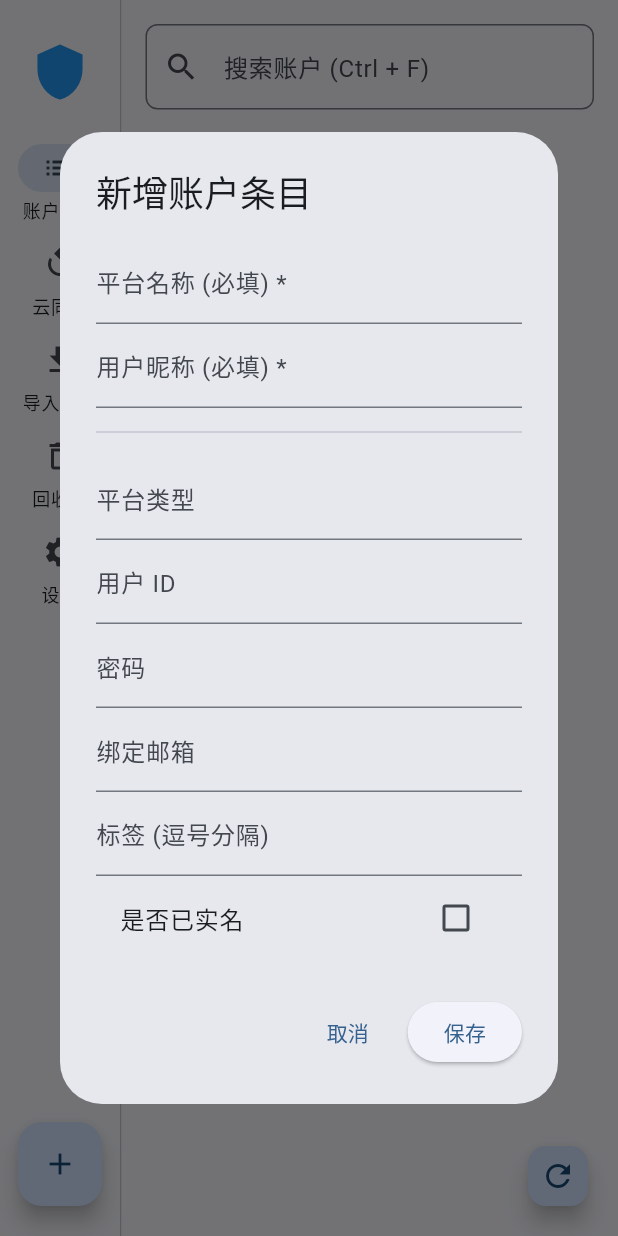
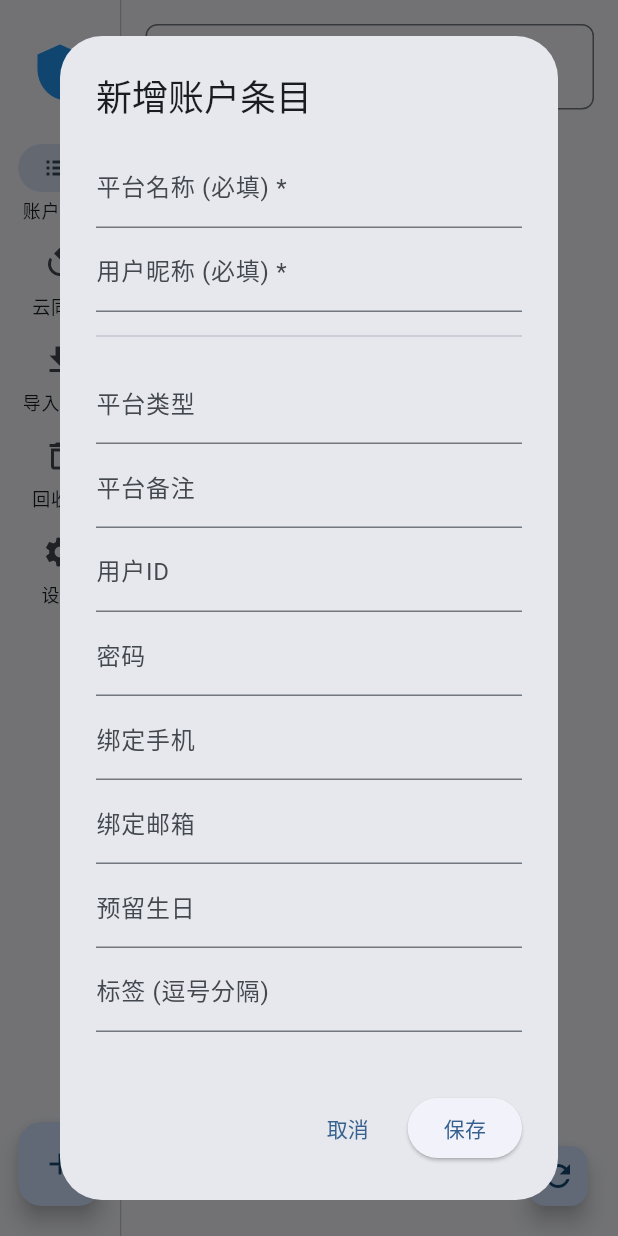
Before and after one commit to Thoma411/account-manager, a Flutter app: the screen it shows after launch, after a tap on the "add" icon, on a phone screen of 412 x 824 dp. Run offline on Flutter 3.47's test engine with Material 3 defaults, Android fonts, the phone set to English and light mode, and no system bars; our stand-ins replace csv, file_picker, sqflite_common_ffi; missing offline and left inert: window_manager; accounts and stored records are empty.

Commit message:
feat: 补全新增账户窗口的13条属性显示

```diff
--- a/lib/main.dart
+++ b/lib/main.dart
@@ -1,7 +1,7 @@
 /*
  * @Author: Thoma4
  * @Date: 2026-02-09 23:51:46
- * @LastEditTime: 2026-02-13 21:42:11
+ * @LastEditTime: 2026-02-19 18:02:30
  * @Description:
  */
 
@@ -195,7 +195,11 @@ class _MainShellState extends State<MainShell> {
                           onChanged: (v) => pfType = v,
                         ),
                         TextFormField(
-                          decoration: const InputDecoration(labelText: "用户 ID"),
+                          decoration: const InputDecoration(labelText: "平台备注"),
+                          onChanged: (v) => pfRemark = v,
+                        ),
+                        TextFormField(
+                          decoration: const InputDecoration(labelText: "用户ID"),
                           onChanged: (v) => userId = v,
                         ),
                         TextFormField(
@@ -203,8 +207,16 @@ class _MainShellState extends State<MainShell> {
                           onChanged: (v) => pswd = v,
                         ),
                         TextFormField(
+                          decoration: const InputDecoration(labelText: "绑定手机"),
+                          onChanged: (v) => phone = v,
+                        ),
+                        TextFormField(
                           decoration: const InputDecoration(labelText: "绑定邮箱"),
                           onChanged: (v) => email = v,
+                        ),
+                        TextFormField(
+                          decoration: const InputDecoration(labelText: "预留生日"),
+                          onChanged: (v) => birth = v,
                         ),
                         TextFormField(
                           decoration: const InputDecoration(
@@ -212,7 +224,14 @@ class _MainShellState extends State<MainShell> {
                           ),
                           onChanged: (v) => tagsStr = v,
                         ),
-
+                        TextFormField(
+                          decoration: const InputDecoration(labelText: "账户备注"),
+                          onChanged: (v) => infoRemark = v,
+                        ),
+                        TextFormField(
+                          decoration: const InputDecoration(labelText: "注册时间"),
+                          onChanged: (v) => signupDate = v,
+                        ),
                         // 实名勾选框，使用 setDialogState 刷新
                         CheckboxListTile(
                           title: const Text("是否已实名"),
```
